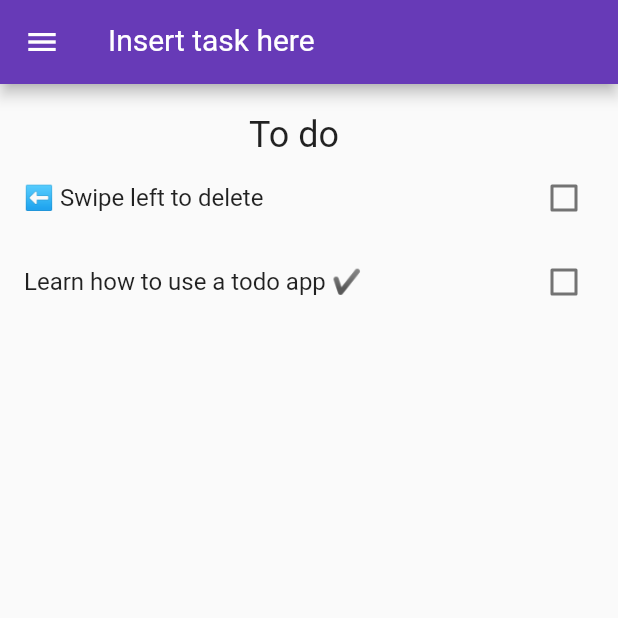
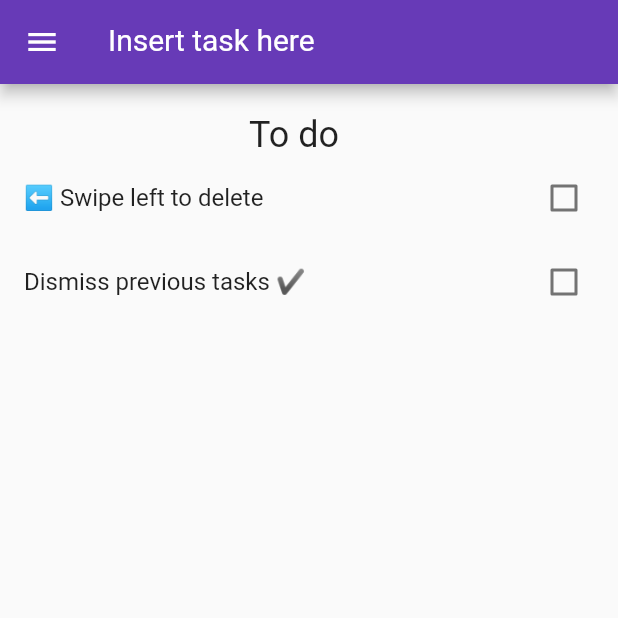
Before and after one commit to victorers1/todo-flutter, a Flutter app: the screen it shows after launch, after a tap on "Swipe right to mark as done ➡️", on a phone screen of 412 x 824 dp, the top half of it. Run offline on Flutter 3.47's test engine with Material 2 defaults, Android fonts, the phone set to English and light mode, and no system bars; our stand-ins replace shared_preferences.

Commit message:
feat(main.dart): stores todos and dones tasks
Using Shared Preferences plugin to store locally all todos and done tasks. The app will now check if
it's the very first lauch and will load some introductory taks automaticaly in that case.

```diff
--- a/lib/main.dart
+++ b/lib/main.dart
@@ -1,4 +1,7 @@
+import 'dart:convert';
+
 import 'package:flutter/material.dart';
+import 'package:shared_preferences/shared_preferences.dart';
 import 'models/item.dart';
 
 void main() => runApp(MyApp());
@@ -23,12 +26,9 @@ class HomePage extends StatefulWidget {
 
   HomePage() {
     todoItems = [];
-    todoItems.add(Item(title: "⬅️ Swipe left to delete", done: false));
-    todoItems.add(Item(title: "Swipe right to mark as done ➡️", done: false));
-    todoItems.add(Item(title: "Learn how to use a todo app ✔️", done: false));
 
-    doneItems.add(Item(title: '⬅️ Swipe left to delete', done: true));
-    doneItems.add(Item(title: "Swipe right to mark as undone ➡️", done: true));
+    var d = new DateTime.now().toString();
+    print("DateTime.now()" + d);
   }
 
   @override
@@ -44,12 +44,15 @@ class _HomePageState extends State<HomePage> {
       widget.todoItems.add(Item(title: newTaskCtrl.text, done: false));
       newTaskCtrl.clear();
     });
+
+    saveTasks();
   }
 
-  void remove(int index, List<Item> list) {
+  void removeTask(int index, List<Item> list) {
     setState(() {
       list.removeAt(index);
     });
+    saveTasks();
   }
 
   void doTask(int index) {
@@ -59,8 +62,7 @@ class _HomePageState extends State<HomePage> {
       widget.todoItems.removeAt(index);
     });
 
-    print(widget.todoItems);
-    print(widget.doneItems);
+    saveTasks();
   }
 
   void undoTask(int index) {
@@ -70,6 +72,73 @@ class _HomePageState extends State<HomePage> {
       widget.todoItems.add(item);
       widget.doneItems.removeAt(index);
     });
+    saveTasks();
+  }
+
+  Future checkFirstLaunch() async {
+    var prefs = await SharedPreferences.getInstance();
+    var isFirstLaunch = prefs.getBool('launch');
+
+    print("isFirstLaunch: " + isFirstLaunch.toString());
+
+    if (isFirstLaunch == null) {
+      prefs.setBool('launch', false);
+      loadFirstTasks();
+    } else if (isFirstLaunch == false) {
+      loadTasks();
+    }
+  }
+
+  void loadFirstTasks() async {
+    setState(() {
+      widget.todoItems.add(Item(title: "⬅️ Swipe left to delete", done: false));
+      widget.todoItems
+          .add(Item(title: "Swipe right to mark as done ➡️", done: false));
+      widget.todoItems
+          .add(Item(title: "Dismiss previous tasks ✔️", done: false));
+
+      widget.doneItems.add(Item(title: '⬅️ Swipe left to delete', done: true));
+      widget.doneItems
+          .add(Item(title: "Swipe right to mark as undone ➡️", done: true));
+    });
+
+    saveTasks();
+    print("Loaded firsts tasks");
+  }
+
+  Future loadTasks() async {
+    var prefs = await SharedPreferences.getInstance();
+    var todo = prefs.getString('todo');
+    var done = prefs.getString('done');
+
+    if (todo != null) {
+      Iterable decoded = jsonDecode(todo);
+      List<Item> result = decoded.map((x) => Item.fromJson(x)).toList();
+      setState(() {
+        widget.todoItems = result;
+      });
+    }
+
+    if (done != null) {
+      Iterable decoded = jsonDecode(done);
+      List<Item> result = decoded.map((x) => Item.fromJson(x)).toList();
+      setState(() {
+        widget.doneItems = result;
+      });
+    }
+
+    print("Loaded previous tasks");
+  }
+
+  void saveTasks() async {
+    var prefs = await SharedPreferences.getInstance();
+
+    await prefs.setString('todo', jsonEncode(widget.todoItems));
+    await prefs.setString('done', jsonEncode(widget.doneItems));
+  }
+
+  _HomePageState() {
+    checkFirstLaunch();
   }
 
   @override
@@ -146,7 +215,7 @@ class _HomePageState extends State<HomePage> {
                   ),
                   onDismissed: (direction) {
                     if (direction == DismissDirection.endToStart) {
-                      remove(index, widget.todoItems);
+                      removeTask(index, widget.todoItems);
                     } else if (direction == DismissDirection.startToEnd) {
                       doTask(index);
                     }
@@ -204,7 +273,7 @@ class _HomePageState extends State<HomePage> {
                   ),
                   onDismissed: (direction) {
                     if (direction == DismissDirection.endToStart) {
-                      remove(index, widget.doneItems);
+                      removeTask(index, widget.doneItems);
                     } else if (direction == DismissDirection.startToEnd) {
                       undoTask(index);
                     }
```
